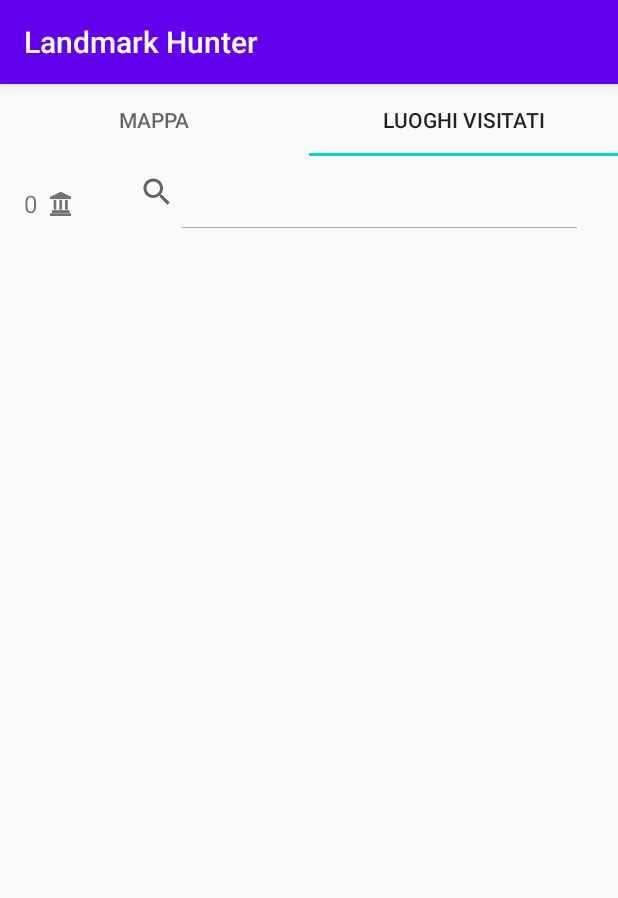
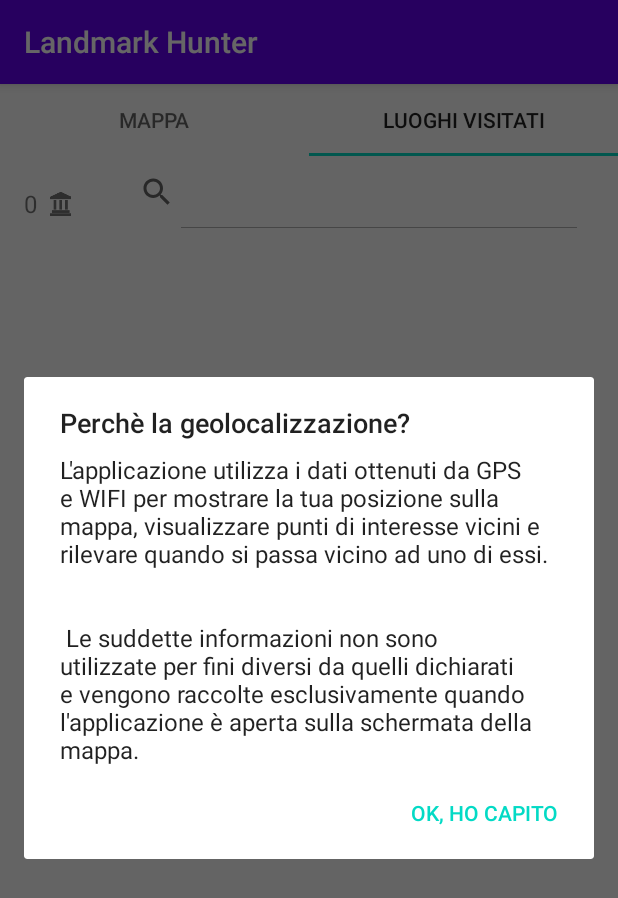
Before and after one commit to Nargaruga/LandmarkHunter, an Android app: the screen it shows after launch (MainActivity), tab 2 chosen, on a phone screen of 412 x 824 dp. Shown: the top 898 px of the screen. Run offline under Robolectric (Android 15) with nearby library versions, the phone set to English and light mode, and no system bars; our stand-ins replace Room's generated code; libraries missing offline, so code that uses them is left out: com.here.sdk; 8 statements that could not run were skipped.

Commit message:
-Added localization permission rationale -Fixed localization permission alert showing again when denied -Refactoring

```diff
--- a/app/src/main/java/com/narga/landmarkhunter/ui/MapFragment.java
+++ b/app/src/main/java/com/narga/landmarkhunter/ui/MapFragment.java
@@ -170,6 +170,8 @@ public class MapFragment extends Fragment implements LocationListener, Lifecycle
         FragmentActivity activity = requireActivity();
         //Inizializzo il ViewModel per l' interazione con il DB
         viewModel = new ViewModelProvider(activity).get(SharedViewModel.class);
+        //Mostro all' utente le motivazioni per l' uso della geolocalizzazione
+        showPermissionInformation();
         //Rimuovo il LifecycleObserver
         activity.getLifecycle().removeObserver(this);
     }
@@ -436,9 +438,6 @@ public class MapFragment extends Fragment implements LocationListener, Lifecycle
             //Ho i permessi, mi registro per ricevere gli aggiornamenti della posizione
             locationManager.requestLocationUpdates(LocationManager.GPS_PROVIDER, MIN_TIME, MIN_DIST, this);
             updateLocation(locationManager.getLastKnownLocation(LocationManager.NETWORK_PROVIDER));
-        } else {
-            //Non ho i permessi, pertanto li richiedo
-            requestPermissionLauncher.launch(Manifest.permission.ACCESS_FINE_LOCATION);
         }
     }
 
@@ -466,14 +465,23 @@ public class MapFragment extends Fragment implements LocationListener, Lifecycle
     //Chiede all' utente di attivare la localizzazione
     private void showAlert() {
         AlertDialog.Builder dialog = new AlertDialog.Builder(requireContext());
-        dialog.setTitle("Geolocalizzazione richiesta")
-                .setMessage("Abilita il GPS per permettere all' app di rilevare la tua posizione.")
+        dialog.setTitle(R.string.gps_request) //TODO strings
+                .setMessage(R.string.gps_request_rationale)
                 .setPositiveButton("GPS", (dialogInterface, which) -> {
                     Intent gpsIntent = new Intent(Settings.ACTION_LOCATION_SOURCE_SETTINGS);
                     startActivity(gpsIntent);
                 })
-                .setNegativeButton("Annulla", (dialogInterface, which) ->
-                        Toast.makeText(requireContext(), "GPS necessario per rilevare la posizione.", Toast.LENGTH_LONG).show())
+                .setNegativeButton(R.string.cancel, (dialogInterface, which) ->
+                        Toast.makeText(requireContext(), R.string.gps_turned_off, Toast.LENGTH_LONG).show())
+                .show();
+    }
+
+    //Mostra all' utente perchè l' applicazione ha bisogno dei permessi di localizzazione
+    private void showPermissionInformation() {
+        AlertDialog.Builder dialog = new AlertDialog.Builder(requireContext());
+        dialog.setTitle(R.string.location_permission_rationale_title)
+                .setMessage(R.string.location_permission_rationale)
+                .setPositiveButton(R.string.ok, (dialogInterface, which) -> requestPermissionLauncher.launch(Manifest.permission.ACCESS_FINE_LOCATION))
                 .show();
     }
 
@@ -498,7 +506,7 @@ public class MapFragment extends Fragment implements LocationListener, Lifecycle
 
     @Override
     public void onProviderDisabled(String provider) {
-        Toast.makeText(requireContext(), "GPS disattivato!", Toast.LENGTH_SHORT).show();
+        Toast.makeText(requireContext(), R.string.gps_turned_off, Toast.LENGTH_SHORT).show();
     }
 
     @Override
--- a/app/src/main/res/values/strings.xml
+++ b/app/src/main/res/values/strings.xml
@@ -5,6 +5,14 @@
     <string name="place_date">Visitato il: %s</string>
     <string name="place_coordinates">Coordinate: %s %s</string>
     <string name="settings_button_text">Cambia foto</string>
-    <string name="entry_thumbnail_description">A picture of the point of interest, scaled down</string>
-    <string name="locate_on_map_icon_description">Button to locate the location on the map</string>
+    <string name="entry_thumbnail_description">Una foto ridimensionata del punto di interesse</string>
+    <string name="locate_on_map_icon_description">Pulsante per trovare il punto di interesse sulla mappa</string>
+    <string name="gps_request">Geolocalizzazione richiesta</string>
+    <string name="gps_request_rationale">Abilita il GPS per permettere all\'app di rilevare la tua posizione.</string>
+    <string name="location_permission_rationale_title">Perchè la geolocalizzazione?</string>
+    <string name="location_permission_rationale">L\'applicazione utilizza i dati ottenuti da GPS e WIFI per mostrare la tua posizione sulla mappa, visualizzare punti di interesse vicini e rilevare quando si passa vicino ad uno di essi.\n\n\
+        Le suddette informazioni non sono utilizzate per fini diversi da quelli dichiarati e vengono raccolte esclusivamente quando l\'applicazione è aperta sulla schermata della mappa.</string>
+    <string name="ok">OK, ho capito</string>
+    <string name="gps_turned_off">GPS disattivato!</string>
+    <string name="cancel">Cancel</string>
 </resources>
```
